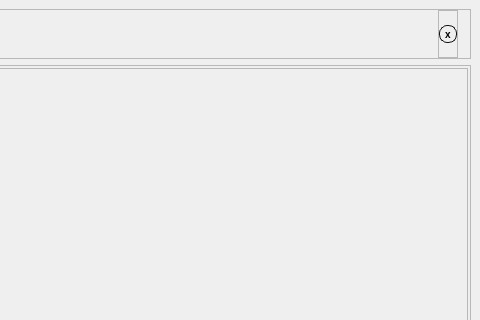
The window that interface.ui (ratestheme/project-1) describes before a commit, drawn with Qt 5; both pictures show x 519 to 999 and y 0 to 320 of the 999 by 613 pixel window.
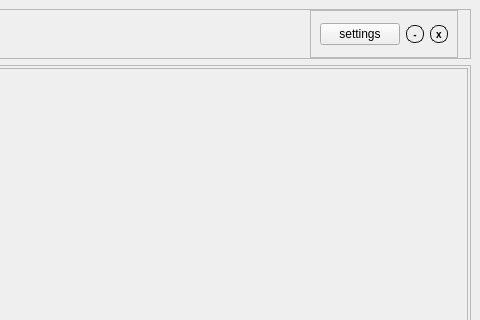
The same window after the commit.

```diff
--- a/interface.ui
+++ b/interface.ui
@@ -120,22 +120,43 @@
          <property name="frameShadow">
           <enum>QFrame::Raised</enum>
          </property>
-         <layout class="QVBoxLayout" name="verticalLayout_4">
-          <property name="spacing">
-           <number>0</number>
-          </property>
-          <property name="leftMargin">
-           <number>0</number>
-          </property>
-          <property name="topMargin">
-           <number>0</number>
-          </property>
-          <property name="rightMargin">
-           <number>0</number>
-          </property>
-          <property name="bottomMargin">
-           <number>0</number>
-          </property>
+         <layout class="QHBoxLayout" name="horizontalLayout_4">
+          <item>
+           <widget class="QPushButton" name="pushButton_16">
+            <property name="text">
+             <string>settings</string>
+            </property>
+           </widget>
+          </item>
+          <item>
+           <widget class="QPushButton" name="pushButton_17">
+            <property name="styleSheet">
+             <string notr="true">QPushButton {
+    background: transparent;
+    border-radius: 8px;  /* Half of height for perfect round */
+    border:1px solid #111111;
+    color: black;
+  
+    font-size: 10px;
+    font-weight: bold;
+    min-width: 16px;
+    min-height: 16px;
+}
+
+QPushButton:hover {
+    background: qlineargradient(x1:0, y1:0, x2:1, y2:0, stop:0 #ff4444, stop:1 #ff4333);
+}
+
+QPushButton:pressed {
+    background: qlineargradient(x1:0, y1:0, x2:1, y2:0, stop:0 #ff4444, stop:1 #ff3334);
+    padding-top: 3px;  /* Micro push effect */
+}</string>
+            </property>
+            <property name="text">
+             <string>-</string>
+            </property>
+           </widget>
+          </item>
           <item>
            <widget class="QPushButton" name="pushButton">
             <property name="styleSheet">
```
